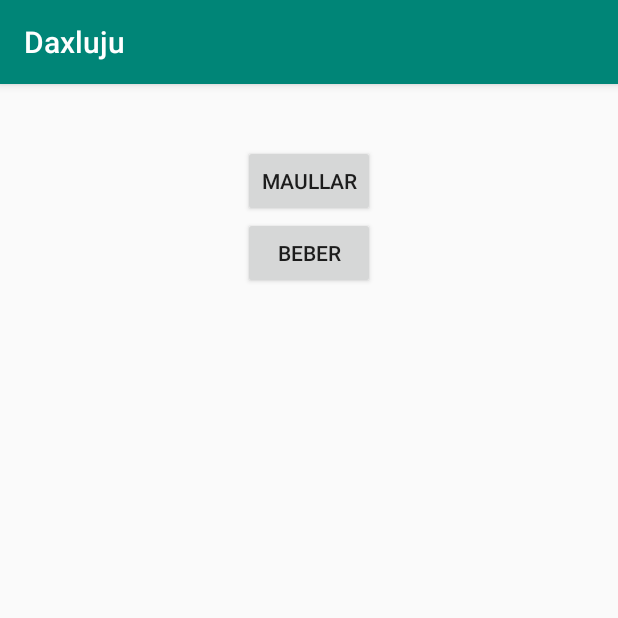
After one commit to AxelMRomeroAyala/Daxluju, an Android app: the GatoActivity screen opened directly, with no data from a screen before it, on a phone screen of 412 x 824 dp, the top half of it. The commit adds this screen. Run offline under Robolectric (Android 15) with nearby library versions, the phone set to English and light mode, and no system bars.

Commit message:
Primera clase de programación en Android con el Profesor Axel!

```diff
--- /dev/null
+++ b/app/src/main/java/com/yacarex/daxluju/Gato.java
@@ -0,0 +1,14 @@
+package com.yacarex.daxluju;
+
+public class Gato {
+    int patas = 4;
+    int cola = 1;
+    String sonido = "¡Miau!";
+    String sonido2 = "¡Glu glu glu!";
+
+    public String maullar() {
+        return sonido;
+    }
+    public String beber() {return sonido2;
+    }
+}
--- /dev/null
+++ b/app/src/main/java/com/yacarex/daxluju/GatoActivity.java
@@ -0,0 +1,41 @@
+package com.yacarex.daxluju;
+
+import android.support.v7.app.AppCompatActivity;
+import android.os.Bundle;
+import android.view.View;
+import android.widget.Button;
+import android.widget.TextView;
+
+public class GatoActivity extends AppCompatActivity {
+
+    TextView juanfraTextView;
+    Button gato;
+    Gato gatoObjeto = new Gato();
+
+    @Override
+    protected void onCreate(Bundle savedInstanceState) {
+        super.onCreate(savedInstanceState);
+        setContentView(R.layout.activity_gato);
+
+        juanfraTextView = findViewById(R.id.gato_texto);
+        gato = findViewById(R.id.abrir_gato);
+        gato.setOnClickListener(new View.OnClickListener() {
+            @Override
+            public void onClick(View v) {
+                juanfraTextView.setText(gatoObjeto.maullar());
+
+            }
+
+        });
+        juanfraTextView = findViewById(R.id.gato_texto);
+        gato = findViewById(R.id.tomar_agua);
+        gato.setOnClickListener(new View.OnClickListener() {
+            @Override
+            public void onClick(View v) {
+                juanfraTextView.setText(gatoObjeto.beber());
+
+
+            }
+        });
+    }
+}
--- /dev/null
+++ b/app/src/main/res/layout/activity_gato.xml
@@ -0,0 +1,33 @@
+<?xml version="1.0" encoding="utf-8"?>
+<LinearLayout xmlns:android="http://schemas.android.com/apk/res/android"
+    xmlns:app="http://schemas.android.com/apk/res-auto"
+    xmlns:tools="http://schemas.android.com/tools"
+    android:layout_width="match_parent"
+    android:layout_height="match_parent"
+    android:orientation="vertical"
+    tools:context=".GatoActivity">
+
+    <TextView
+        android:id="@+id/gato_texto"
+        android:layout_width="wrap_content"
+        android:layout_height="wrap_content"
+        android:layout_centerHorizontal="true"
+        android:textColor="@android:color/holo_red_dark"
+        android:layout_gravity="center"
+        android:textSize="30sp" />
+
+    <Button
+        android:id="@+id/abrir_gato"
+        android:layout_width="wrap_content"
+        android:layout_height="wrap_content"
+        android:layout_gravity="center"
+        android:text="Maullar" />
+
+    <Button
+        android:id="@+id/tomar_agua"
+        android:layout_width="wrap_content"
+        android:layout_height="wrap_content"
+        android:layout_gravity="center"
+        android:text="Beber" />
+
+</LinearLayout>
```
Also changed, not shown: app/src/main/AndroidManifest.xml (+4 -5 lines), app/src/main/java/com/yacarex/daxluju/JuanfraActivity.java (added, +24 -0 lines), app/src/main/java/com/yacarex/daxluju/MainActivity.java (+11 -5 lines), app/src/main/res/layout/activity_juanfra.xml (added, +17 -0 lines).
